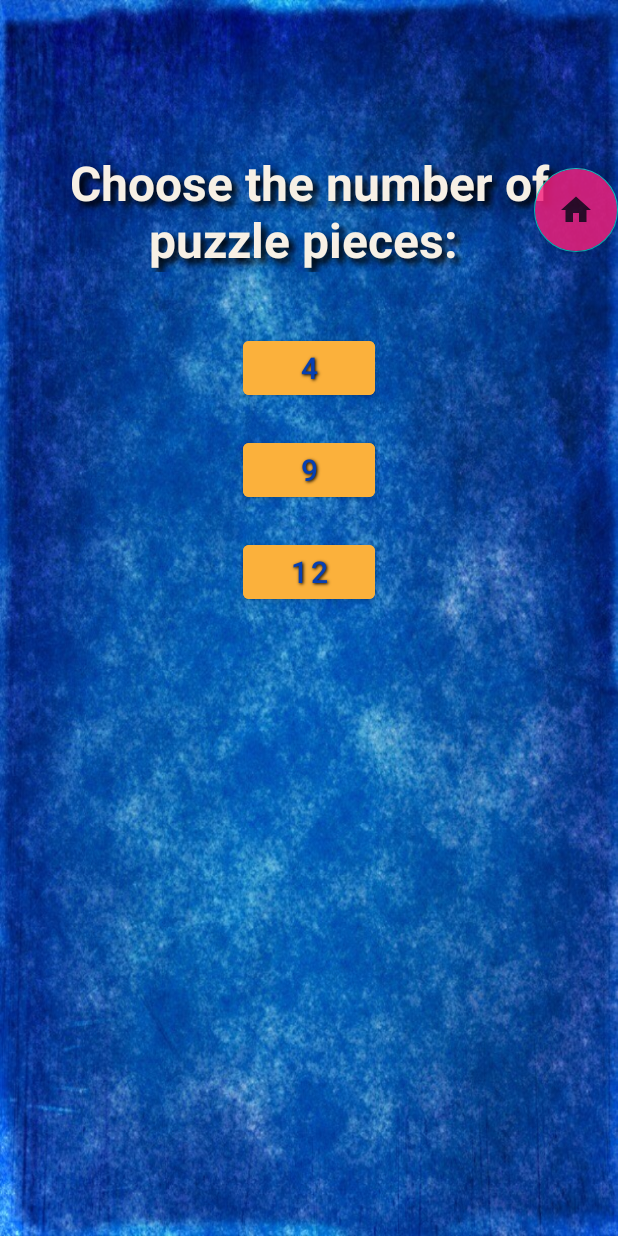
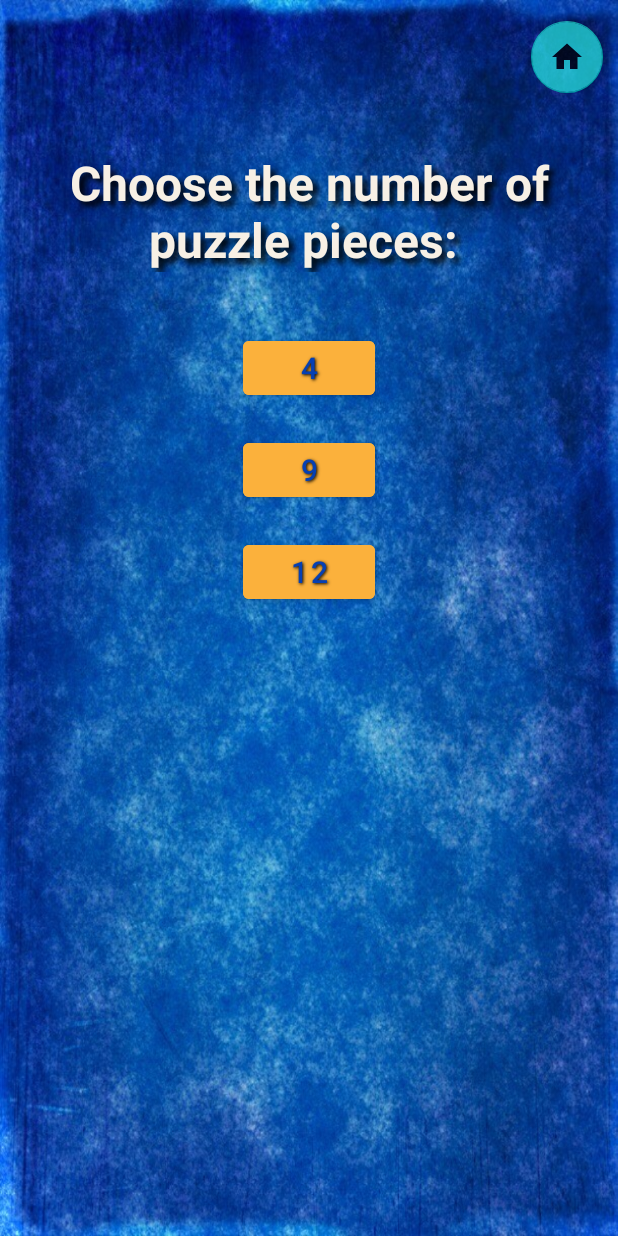
Before and after one commit to SantaKolosovska/KidsPuzzle, an Android app: the ComplexityActivity screen opened directly, with no data from a screen before it, on a phone screen of 412 x 824 dp. Run offline under Robolectric (Android 15) with nearby library versions, the phone set to English and light mode, and no system bars.

Commit message:
changes to home button size and position

```diff
--- /dev/null
+++ b/app/src/main/res/drawable/ic_baseline_home_24_smaller.xml
@@ -0,0 +1,5 @@
+<vector android:height="18dp" android:tint="?attr/colorControlNormal"
+    android:viewportHeight="24" android:viewportWidth="24"
+    android:width="18dp" xmlns:android="http://schemas.android.com/apk/res/android">
+    <path android:fillColor="@android:color/white" android:pathData="M10,20v-6h4v6h5v-8h3L12,3 2,12h3v8z"/>
+</vector>
--- a/app/src/main/res/layout/activity_complexity.xml
+++ b/app/src/main/res/layout/activity_complexity.xml
@@ -88,16 +88,18 @@
         android:id="@+id/goHome"
         android:layout_width="wrap_content"
         android:layout_height="wrap_content"
-        android:layout_marginBottom="656dp"
-        android:alpha="0.8"
-        android:backgroundTint="@color/pink"
+        android:alpha="0.7"
+        android:backgroundTint="@color/aqua"
         android:clickable="true"
-        android:src="@drawable/ic_action_name"
+        android:src="@drawable/ic_baseline_home_24_smaller"
         android:tint="@android:color/white"
-        app:layout_constraintBottom_toBottomOf="parent"
+        app:layout_constraintTop_toTopOf="parent"
         app:layout_constraintEnd_toEndOf="parent"
-        app:layout_constraintHorizontal_bias="0.717"
-         />
+        android:layout_marginTop="14dp"
+        android:layout_marginEnd="10dp"
+        app:fabCustomSize="48dp"
+        app:rippleColor="@color/blue_dark1"
+        />
 
 
 </androidx.constraintlayout.widget.ConstraintLayout>
```
Also changed, not shown: app/src/main/res/layout/activity_create_username.xml (+9 -7 lines), app/src/main/res/layout/activity_grid_view.xml (+8 -6 lines), app/src/main/res/layout/activity_puzzle.xml (+9 -7 lines), app/src/main/res/layout/activity_score.xml (+9 -6 lines), app/src/main/res/layout/activity_time_is_up.xml (+10 -8 lines).
